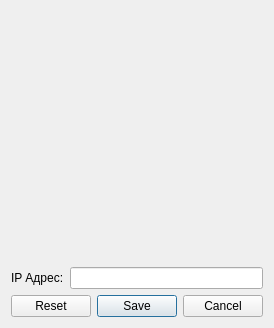
The window that addpcdialog.ui (rust3128/HotlineDesktopOld) describes before a commit, drawn with Qt 5.
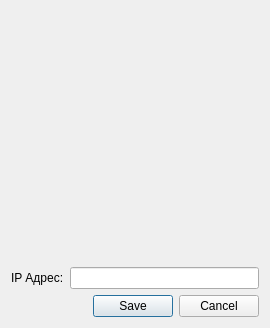
The same window after the commit.

Patch:
```diff
--- a/addpcdialog.ui
+++ b/addpcdialog.ui
@@ -27,7 +27,7 @@
    <item row="2" column="0" colspan="2">
     <widget class="QDialogButtonBox" name="buttonBox">
      <property name="standardButtons">
-      <set>QDialogButtonBox::Cancel|QDialogButtonBox::Reset|QDialogButtonBox::Save</set>
+      <set>QDialogButtonBox::Cancel|QDialogButtonBox::Save</set>
      </property>
     </widget>
    </item>
```
